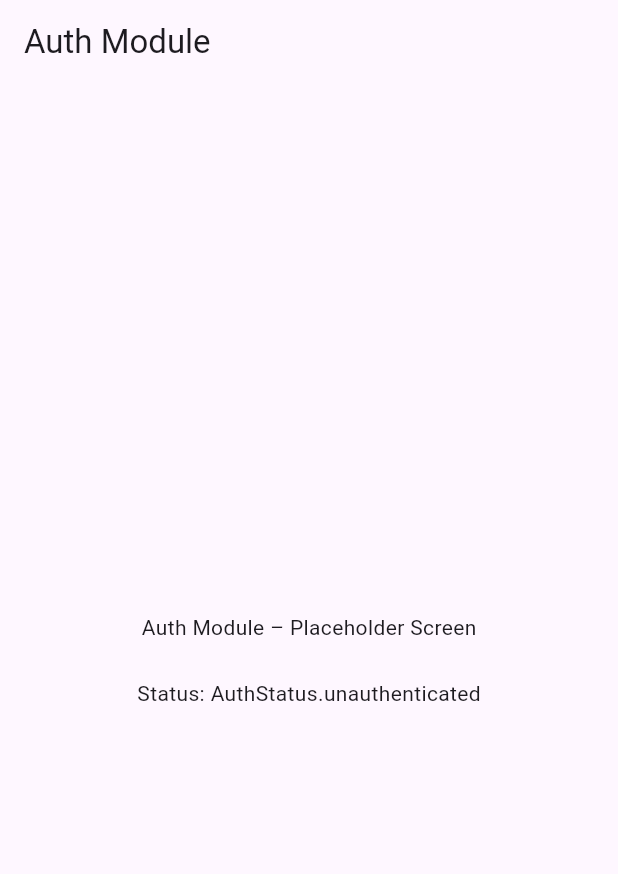
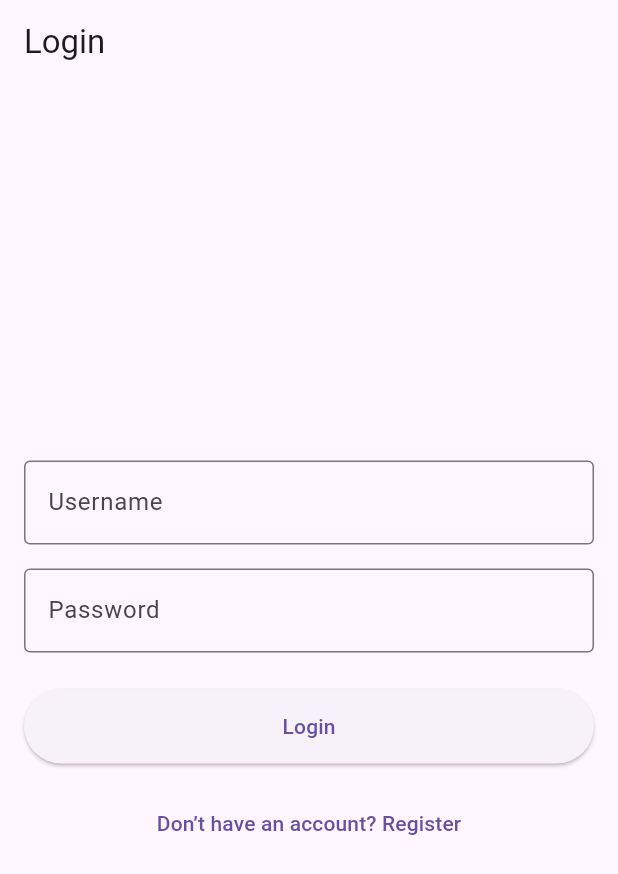
Before and after one commit to akhiljoseko/login_demo, a Flutter app: the screen it shows after launch, on a phone screen of 412 x 824 dp. Shown: the top 874 px of the screen. Run offline on Flutter 3.47's test engine with Material 3 defaults, Android fonts, the phone set to English and light mode, and no system bars; our stand-ins replace bloc, equatable, flutter_bloc, go_router; generated files the repository leaves out were written again.

Commit message:
Add: Functional Login page UI

```diff
--- a/analysis_options.yaml
+++ b/analysis_options.yaml
@@ -1,5 +1,7 @@
 include: package:very_good_analysis/analysis_options.yaml
 analyzer:
+  errors:
+    discarded_futures: ignore
   exclude:
     - lib/l10n/gen/*
 linter:
--- a/lib/features/authentication/domain/repositories/auth_repository.dart
+++ b/lib/features/authentication/domain/repositories/auth_repository.dart
@@ -11,7 +11,11 @@ abstract class AuthRepository {
   /// Signs up with the provided [email] and [password].
   ///
   /// Throws a [SignUpFailure] if an exception occurs.
-  Future<void> signUp({required String email, required String password});
+  Future<void> signUp({
+    required String email,
+    required String password,
+    required String name,
+  });
 
   /// Signs in with the provided [email] and [password].
   ///
--- /dev/null
+++ b/lib/features/authentication/presentation/login/cubit/login_cubit.dart
@@ -0,0 +1,38 @@
+import 'package:bloc/bloc.dart';
+import 'package:login_demo/features/authentication/domain/repositories/auth_repository.dart';
+import 'package:login_demo/features/authentication/presentation/login/cubit/login_state.dart';
+
+class LoginCubit extends Cubit<LoginState> {
+  LoginCubit(this._authRepository) : super(const LoginState());
+
+  final AuthRepository _authRepository;
+
+  void usernameChanged(String value) {
+    emit(state.copyWith(username: value, status: LoginStatus.initial));
+  }
+
+  void passwordChanged(String value) {
+    emit(state.copyWith(password: value, status: LoginStatus.initial));
+  }
+
+  Future<void> loginSubmitted() async {
+    if (state.status == LoginStatus.loading) return;
+
+    emit(state.copyWith(status: LoginStatus.loading));
+
+    try {
+      await _authRepository.logIn(
+        email: state.username,
+        password: state.password,
+      );
+      emit(state.copyWith(status: LoginStatus.success));
+    } catch (e) {
+      emit(
+        state.copyWith(
+          status: LoginStatus.failure,
+          errorMessage: e.toString(),
+        ),
+      );
+    }
+  }
+}
--- /dev/null
+++ b/lib/features/authentication/presentation/login/cubit/login_state.dart
@@ -0,0 +1,39 @@
+import 'package:equatable/equatable.dart';
+
+enum LoginStatus { initial, loading, success, failure }
+
+class LoginState extends Equatable {
+  const LoginState({
+    this.status = LoginStatus.initial,
+    this.username = '',
+    this.password = '',
+    this.errorMessage,
+  });
+
+  final LoginStatus status;
+  final String username;
+  final String password;
+  final String? errorMessage;
+
+  LoginState copyWith({
+    LoginStatus? status,
+    String? username,
+    String? password,
+    String? errorMessage,
+  }) {
+    return LoginState(
+      status: status ?? this.status,
+      username: username ?? this.username,
+      password: password ?? this.password,
+      errorMessage:
+          errorMessage, // If not passed (null), it clears? Or stays? typically clear on new state or keep.
+      // Actually standard copyWith keeps if null. But here I might want to clear error on new input.
+      // Let's stick to standard copyWith behavior: if null is passed, keep current.
+      // To strictly clear, we might need a wrapped type or specific mechanics.
+      // For now, simple copyWith.
+    );
+  }
+
+  @override
+  List<Object?> get props => [status, username, password, errorMessage];
+}
--- /dev/null
+++ b/lib/features/authentication/presentation/login/view/login_page.dart
@@ -0,0 +1,119 @@
+import 'package:flutter/material.dart';
+import 'package:flutter_bloc/flutter_bloc.dart';
+import 'package:login_demo/core/router/app_router.dart';
+import 'package:login_demo/features/authentication/domain/repositories/auth_repository.dart';
+import 'package:login_demo/features/authentication/presentation/login/cubit/login_cubit.dart';
+import 'package:login_demo/features/authentication/presentation/login/cubit/login_state.dart';
+
+class LoginPage extends StatelessWidget {
+  const LoginPage({super.key});
+
+  @override
+  Widget build(BuildContext context) {
+    return BlocProvider(
+      create: (context) => LoginCubit(context.read<AuthRepository>()),
+      child: const LoginView(),
+    );
+  }
+}
+
+class LoginView extends StatelessWidget {
+  const LoginView({super.key});
+
+  @override
+  Widget build(BuildContext context) {
+    return Scaffold(
+      appBar: AppBar(title: const Text('Login')),
+      body: BlocListener<LoginCubit, LoginState>(
+        listenWhen: (previous, current) => previous.status != current.status,
+        listener: (context, state) {
+          if (state.status == LoginStatus.failure) {
+            ScaffoldMessenger.of(context)
+              ..hideCurrentSnackBar()
+              ..showSnackBar(
+                SnackBar(
+                  content: Text(state.errorMessage ?? 'Authentication Failure'),
+                ),
+              );
+          }
+        },
+        child: const Center(
+          child: SingleChildScrollView(
+            padding: EdgeInsets.all(16),
+            child: _LoginForm(),
+          ),
+        ),
+      ),
+    );
+  }
+}
+
+class _LoginForm extends StatelessWidget {
+  const _LoginForm();
+
+  @override
+  Widget build(BuildContext context) {
+    final state = context.watch<LoginCubit>().state;
+    final isLoading = state.status == LoginStatus.loading;
+    final isSuccess = state.status == LoginStatus.success;
+
+    if (isSuccess) {
+      return const Column(
+        children: [
+          Icon(Icons.check_circle, color: Colors.green, size: 64),
+          SizedBox(height: 16),
+          Text('Login Successful!', style: TextStyle(fontSize: 24)),
+        ],
+      );
+    }
+
+    return Column(
+      mainAxisSize: MainAxisSize.min,
+      children: [
+        TextField(
+          key: const Key('loginForm_usernameInput_textField'),
+          onChanged: (username) =>
+              context.read<LoginCubit>().usernameChanged(username),
+          decoration: const InputDecoration(
+            labelText: 'Username',
+            border: OutlineInputBorder(),
+          ),
+          enabled: !isLoading,
+        ),
+        const SizedBox(height: 16),
+        TextField(
+          key: const Key('loginForm_passwordInput_textField'),
+          onChanged: (password) =>
+              context.read<LoginCubit>().passwordChanged(password),
+          obscureText: true,
+          decoration: const InputDecoration(
+            labelText: 'Password',
+            border: OutlineInputBorder(),
+          ),
+          enabled: !isLoading,
+        ),
+        const SizedBox(height: 24),
+        if (isLoading)
+          const CircularProgressIndicator()
+        else
+          ElevatedButton(
+            key: const Key('loginForm_continue_raisedButton'),
+            onPressed: () {
+              context.read<LoginCubit>().loginSubmitted();
+            },
+            style: ElevatedButton.styleFrom(
+              minimumSize: const Size(double.infinity, 50),
+            ),
+            child: const Text('Login'),
+          ),
+        const SizedBox(height: 16),
+        TextButton(
+          onPressed: !isLoading
+              ? () => const RegisterRoute().go(context)
+              : null,
+          child: const Text('Don’t have an account? Register'),
+        ),
+      ],
+    );
+  }
+}
```
Also changed, not shown: lib/core/router/app_router.dart (+15 -5 lines), lib/features/authentication/data/repositories/auth_repository_impl.dart (+11 -6 lines), pubspec.yaml (+4 -4 lines), lib/core/router/app_router.g.dart.
